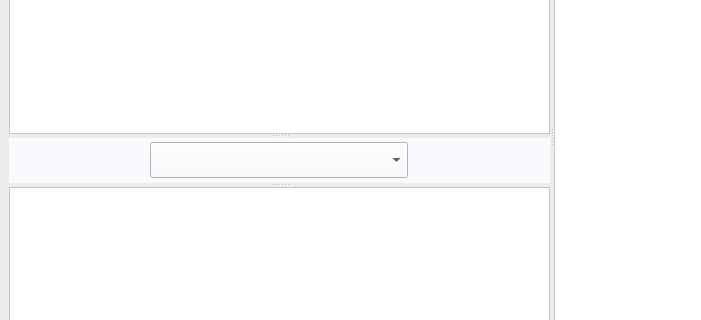
Above: src/princekin/ui/monkey/monkeywidget.ui from chorushe/princekin before the change; both pictures show x 0 to 701 and y 164 to 484 of the 1100 by 600 pixel window. Below: the same form after it.
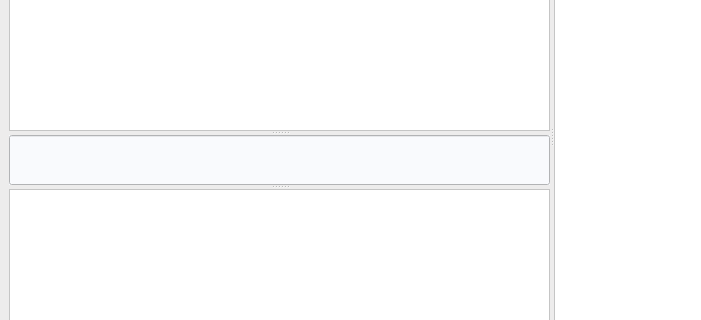
That is the form after the change. Icons and pictures are not drawn.

The edit to the form file:
```diff
--- a/src/princekin/ui/monkey/monkeywidget.ui
+++ b/src/princekin/ui/monkey/monkeywidget.ui
@@ -95,44 +95,36 @@
         </property>
        </widget>
        <widget class="QWidget" name="widget_3" native="true">
+        <property name="sizePolicy">
+         <sizepolicy hsizetype="Preferred" vsizetype="Fixed">
+          <horstretch>0</horstretch>
+          <verstretch>0</verstretch>
+         </sizepolicy>
+        </property>
+        <property name="minimumSize">
+         <size>
+          <width>0</width>
+          <height>50</height>
+         </size>
+        </property>
+        <property name="maximumSize">
+         <size>
+          <width>16777215</width>
+          <height>50</height>
+         </size>
+        </property>
         <property name="styleSheet">
          <string notr="true">background-color:#f9fafd;</string>
         </property>
         <layout class="QGridLayout" name="gridLayout_4">
          <item row="0" column="0">
-          <widget class="QComboBox" name="packageCombo">
-           <property name="minimumSize">
-            <size>
-             <width>0</width>
-             <height>36</height>
-            </size>
+          <widget class="QLineEdit" name="packageLineEdit">
+           <property name="sizePolicy">
+            <sizepolicy hsizetype="Expanding" vsizetype="Expanding">
+             <horstretch>0</horstretch>
+             <verstretch>0</verstretch>
+            </sizepolicy>
            </property>
-           <property name="maximumSize">
-            <size>
-             <width>258</width>
-             <height>36</height>
-            </size>
-           </property>
-           <item>
-            <property name="text">
-             <string/>
-            </property>
-           </item>
-           <item>
-            <property name="text">
-             <string>第三方应用</string>
-            </property>
-           </item>
-           <item>
-            <property name="text">
-             <string>全部应用</string>
-            </property>
-           </item>
-           <item>
-            <property name="text">
-             <string>系统应用</string>
-            </property>
-           </item>
           </widget>
          </item>
         </layout>
```
